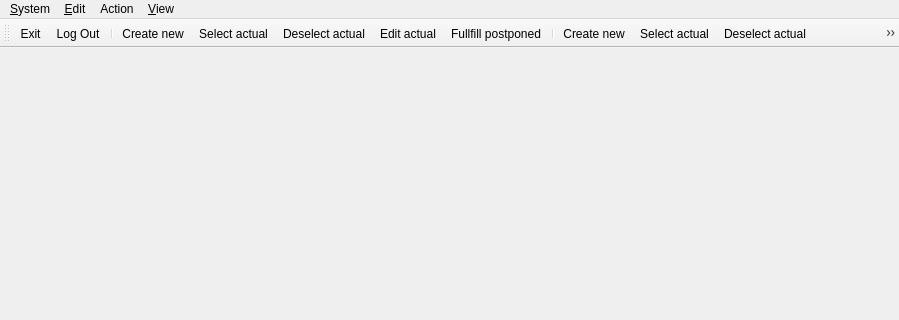
This is client/wndmain.ui in tbikfalvi/Belenus as Qt 5 draws it before an edit; both pictures show x 0 to 899 and y 0 to 320 of the 899 by 579 pixel window. The edited form follows.
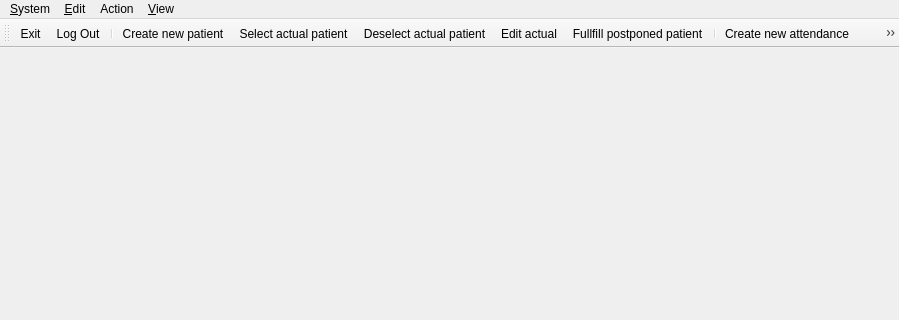
This is the edited form.

```diff
--- a/client/wndmain.ui
+++ b/client/wndmain.ui
@@ -252,7 +252,7 @@
   </action>
   <action name="action_PatientNew">
    <property name="text">
-    <string>Create new ...</string>
+    <string>Create new patient ...</string>
    </property>
    <property name="toolTip">
     <string>Create new patient</string>
@@ -265,7 +265,7 @@
   </action>
   <action name="action_PatientSelect">
    <property name="text">
-    <string>Select actual ...</string>
+    <string>Select actual patient...</string>
    </property>
    <property name="toolTip">
     <string>Select actual patient</string>
@@ -273,7 +273,7 @@
   </action>
   <action name="action_PatientEmpty">
    <property name="text">
-    <string>Deselect actual</string>
+    <string>Deselect actual patient</string>
    </property>
    <property name="toolTip">
     <string>Deselect actual patient</string>
@@ -281,7 +281,7 @@
   </action>
   <action name="action_AttendanceNew">
    <property name="text">
-    <string>Create new ...</string>
+    <string>Create new attendance ...</string>
    </property>
    <property name="toolTip">
     <string>Add new attendance for actual patient</string>
@@ -360,7 +360,7 @@
   </action>
   <action name="action_PatientCardSell">
    <property name="text">
-    <string>Sell patientcard</string>
+    <string>Sell / refill patientcard</string>
    </property>
    <property name="toolTip">
     <string>Sell patientcard</string>
@@ -384,7 +384,7 @@
   </action>
   <action name="action_PostponedPatient">
    <property name="text">
-    <string>Fullfill postponed</string>
+    <string>Fullfill postponed patient</string>
    </property>
    <property name="toolTip">
     <string>Fullfill data for postponed patients</string>
@@ -392,7 +392,7 @@
   </action>
   <action name="action_PostponedAttendance">
    <property name="text">
-    <string>Fullfill postponed</string>
+    <string>Fullfill postponed attendance</string>
    </property>
    <property name="toolTip">
     <string>Fullfill data for postponed attendances</string>
@@ -413,7 +413,7 @@
   </action>
   <action name="action_SelectActualAttendance">
    <property name="text">
-    <string>Select actual ...</string>
+    <string>Select actual attendance...</string>
    </property>
    <property name="toolTip">
     <string>Select actual attendance for actual patient.</string>
@@ -421,7 +421,7 @@
   </action>
   <action name="action_DeselectActualAttendance">
    <property name="text">
-    <string>Deselect actual ...</string>
+    <string>Deselect actual attendance...</string>
    </property>
    <property name="toolTip">
     <string>Deselect actual attendance of actual patient.</string>
@@ -429,7 +429,7 @@
   </action>
   <action name="action_EditActualAttendance">
    <property name="text">
-    <string>Edit actual ...</string>
+    <string>Edit actual attendance...</string>
    </property>
    <property name="toolTip">
     <string>Edit actual attendance of actual patient.</string>
```
Left out of the diff: 3 changed lines with no effect on the pictures.
